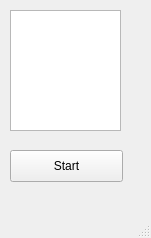
mcmenaminadrian/ChessNet2, file mainwindow.ui: the form before one commit.
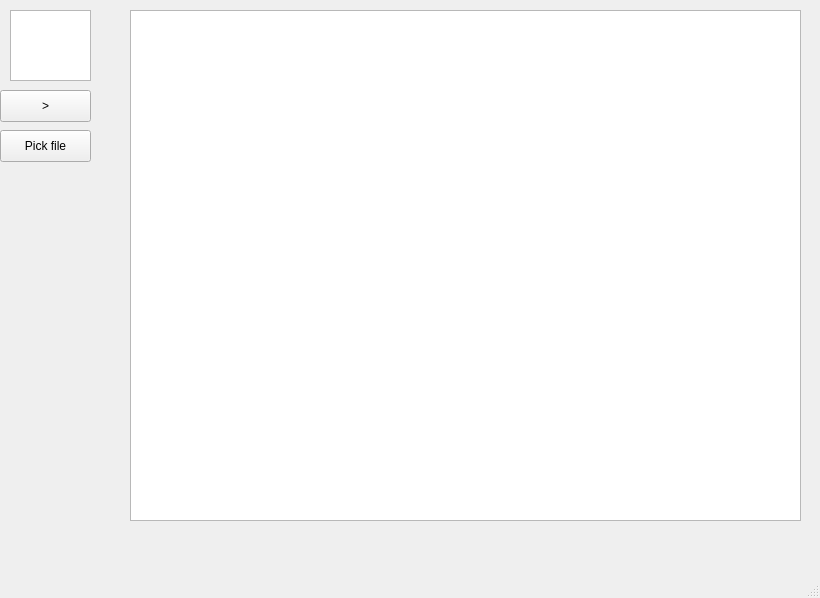
The form after the commit.

```diff
--- a/mainwindow.ui
+++ b/mainwindow.ui
@@ -6,8 +6,8 @@
    <rect>
     <x>0</x>
     <y>0</y>
-    <width>151</width>
-    <height>238</height>
+    <width>820</width>
+    <height>598</height>
    </rect>
   </property>
   <property name="windowTitle">
@@ -19,22 +19,45 @@
      <rect>
       <x>10</x>
       <y>10</y>
-      <width>111</width>
-      <height>121</height>
+      <width>81</width>
+      <height>71</height>
      </rect>
     </property>
    </widget>
    <widget class="QPushButton" name="pushButton">
     <property name="geometry">
      <rect>
-      <x>10</x>
-      <y>150</y>
-      <width>113</width>
+      <x>0</x>
+      <y>130</y>
+      <width>91</width>
       <height>32</height>
      </rect>
     </property>
     <property name="text">
-     <string>Start</string>
+     <string>Pick file</string>
+    </property>
+   </widget>
+   <widget class="QGraphicsView" name="graphicsView_2">
+    <property name="geometry">
+     <rect>
+      <x>130</x>
+      <y>10</y>
+      <width>671</width>
+      <height>511</height>
+     </rect>
+    </property>
+   </widget>
+   <widget class="QPushButton" name="pushButton_2">
+    <property name="geometry">
+     <rect>
+      <x>0</x>
+      <y>90</y>
+      <width>91</width>
+      <height>32</height>
+     </rect>
+    </property>
+    <property name="text">
+     <string>&gt;</string>
     </property>
    </widget>
   </widget>
```
Left out of the diff: 2 changed lines with no effect on the pictures.
